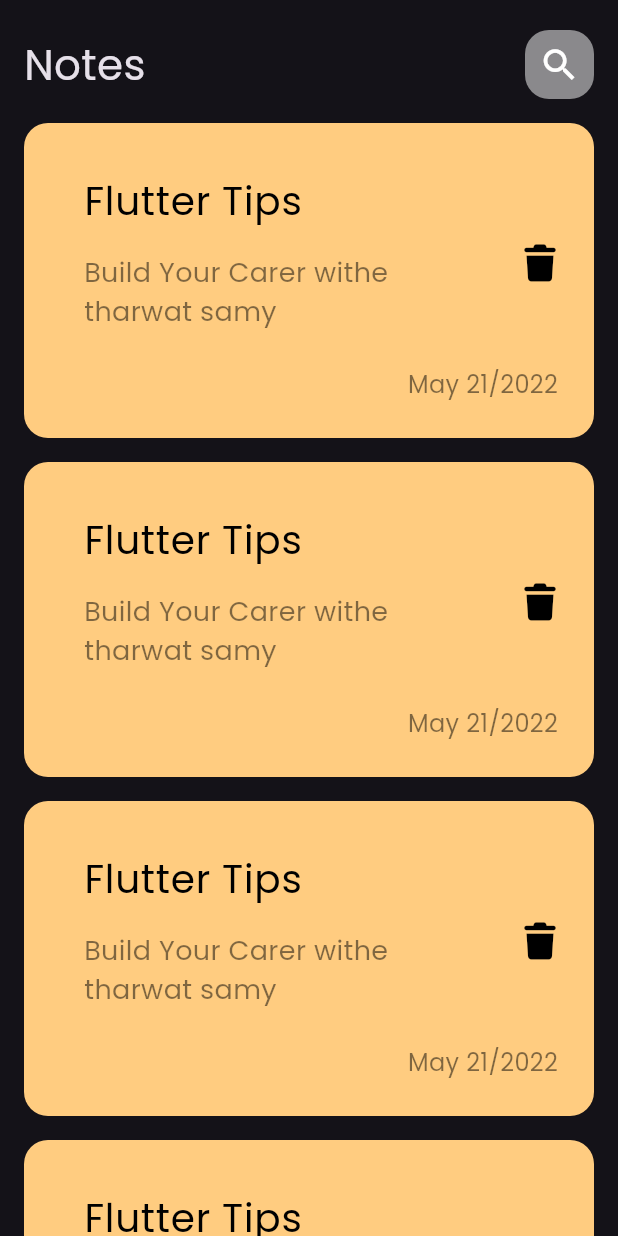
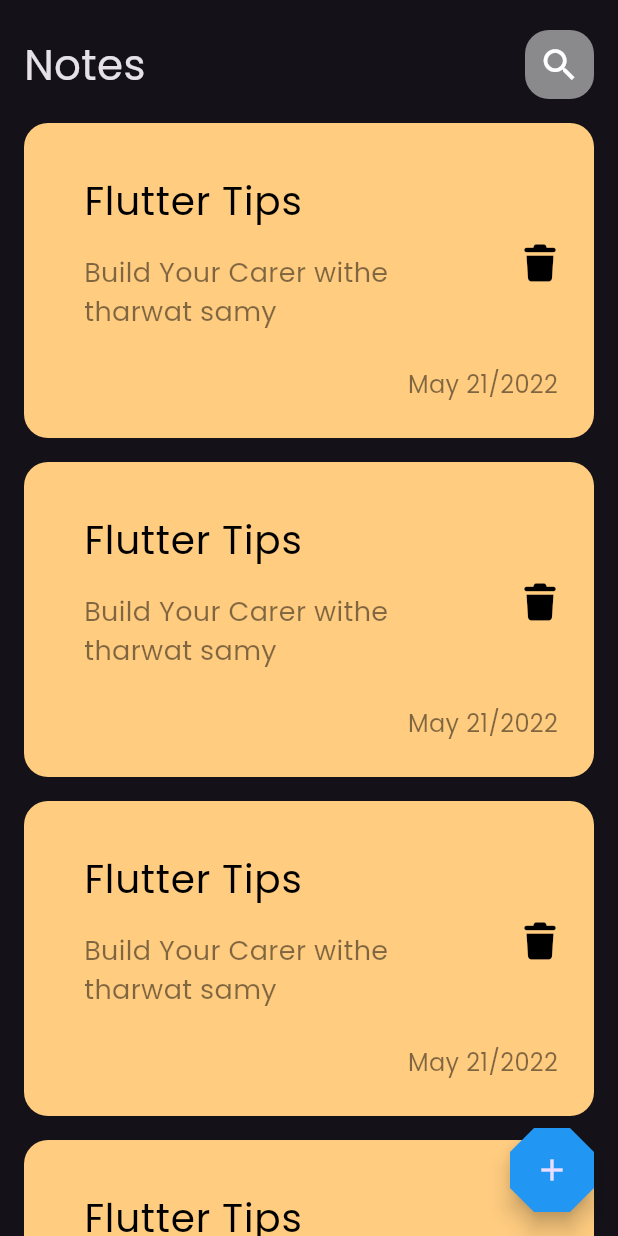
Before and after one commit to Mostafa-ragab-taha/nots_app, a Flutter app: the screen it shows after launch, on a phone screen of 412 x 824 dp. Run offline on Flutter 3.47's test engine with Material 3 defaults, Android fonts, the phone set to English and light mode, and no system bars; our stand-ins replace font_awesome_flutter.

Commit message:
add floating action buttonn

```diff
--- a/lib/views/notes_view.dart
+++ b/lib/views/notes_view.dart
@@ -2,14 +2,22 @@ import 'package:flutter/material.dart';
 
 import 'widgets/notes_view_body.dart';
 
-class NotesView extends StatelessWidget
-{
+class NotesView extends StatelessWidget {
   const NotesView();
   @override
   Widget build(BuildContext context) {
-
-    return const Scaffold(
-      body: NotesViewBody(),
+    return Scaffold(
+      body: const NotesViewBody(),
+      floatingActionButton: FloatingActionButton(
+        onPressed: () {},
+        child: const Icon(
+          Icons.add,
+        ),
+        backgroundColor: Colors.blue,
+        shape: BeveledRectangleBorder(
+          borderRadius: BorderRadius.circular(16),
+        ),
+      ),
     );
   }
 }
--- a/lib/views/widgets/notes_view_body.dart
+++ b/lib/views/widgets/notes_view_body.dart
@@ -19,6 +19,7 @@ class NotesViewBody extends StatelessWidget {
             height: 8,
           ),
           Expanded(child: NotesListView()),
+
         ],
       ),
     );
```
